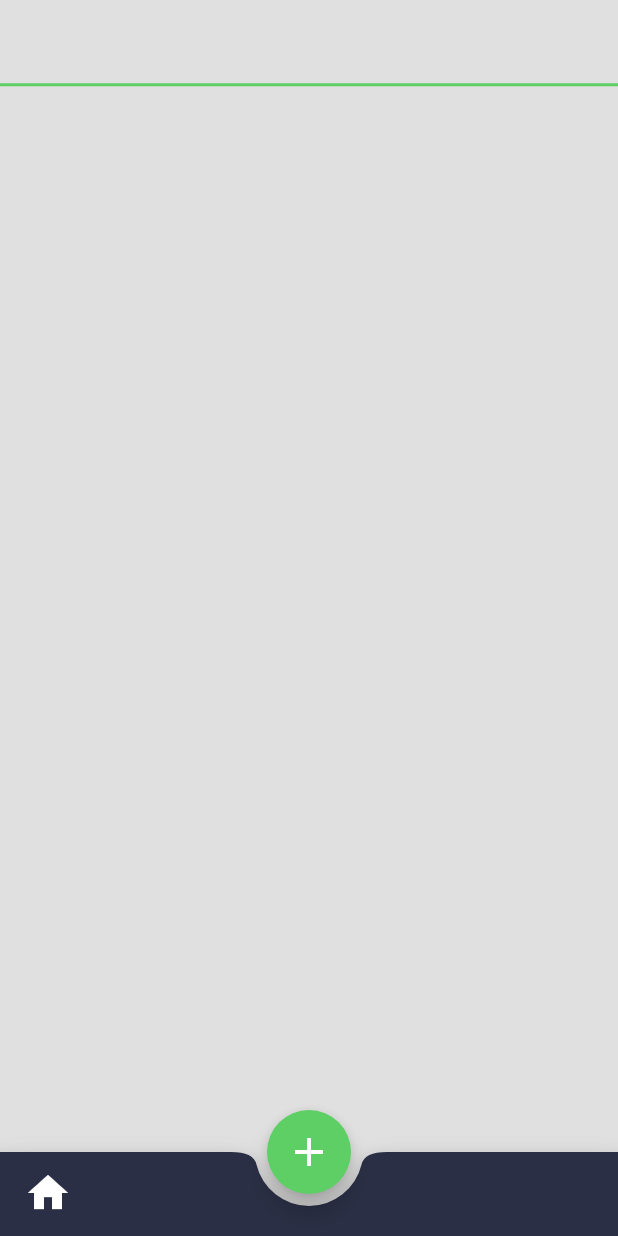
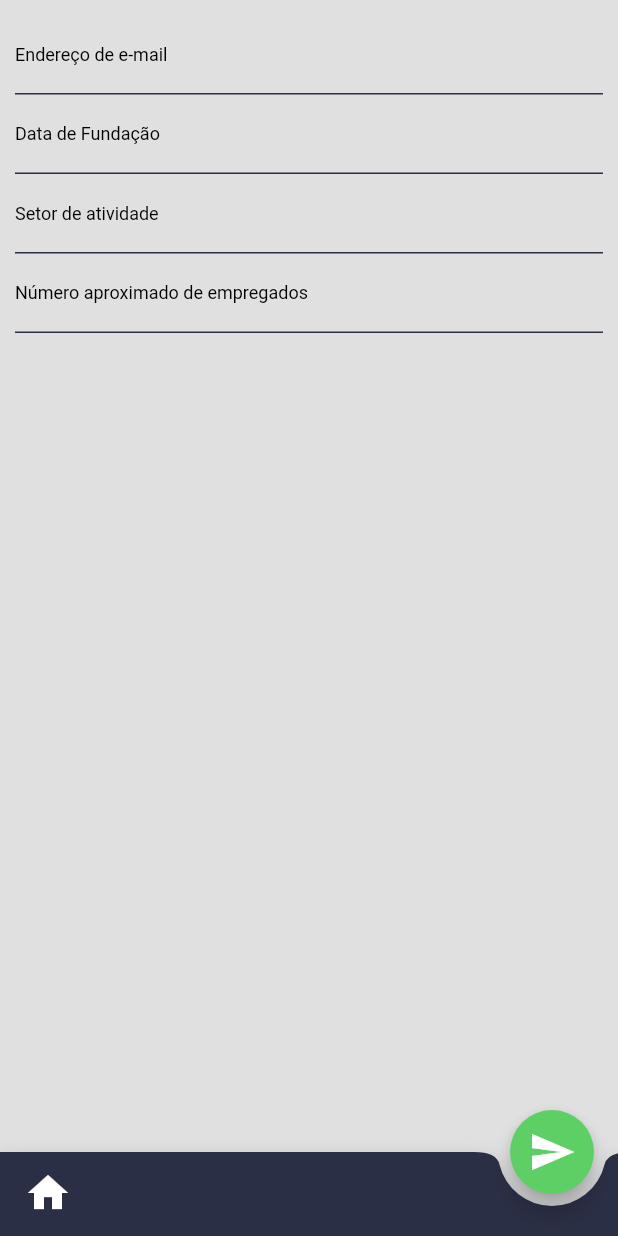
Before and after one commit to LuizMoratelli/flutter-forms, a Flutter app: the screen it shows after launch, on a phone screen of 412 x 824 dp. Run offline on Flutter 3.47's test engine with Material 2 defaults, Android fonts, the phone set to English and light mode, and no system bars; our stand-ins replace email_validator.

Commit message:
feat(form): add validation to form

```diff
--- a/lib/screens/form.dart
+++ b/lib/screens/form.dart
@@ -1,20 +1,35 @@
 import 'package:flutter/material.dart' as m;
 import 'package:forms/widgets/text_form_field.dart';
+import 'package:forms/utils/validator.dart';
 
 class Form extends m.StatefulWidget {
+  final formKey;
+
+  Form({
+    this.formKey,
+  });
+
   @override
   _FormState createState() => _FormState();
 }
 
 class _FormState extends m.State<Form> {
-  final _formKey = m.GlobalKey<m.FormState>();
-
   @override
   m.Widget build(m.BuildContext context) {
+    final _formKey = widget.formKey ?? m.GlobalKey<m.FormState>();
+
     return m.Form(
       key: _formKey,
       child: m.Column(
-        children: [TextFormField()],
+        children: [
+          TextFormField(
+            labelText: 'Endereço de e-mail',
+            validator: Validator.email,
+          ),
+          TextFormField(labelText: 'Data de Fundação'),
+          TextFormField(labelText: 'Setor de atividade'),
+          TextFormField(labelText: 'Número aproximado de empregados'),
+        ],
       ),
     );
   }
--- a/lib/screens/home.dart
+++ b/lib/screens/home.dart
@@ -26,6 +26,8 @@ class _PersistantTabState extends State<PersistantTab>
 }
 
 class Home extends StatelessWidget {
+  final _formKey = GlobalKey<FormState>();
+
   @override
   Widget build(BuildContext context) {
     return DefaultTabController(
@@ -35,7 +37,12 @@ class Home extends StatelessWidget {
         body: TabBarView(
           children: [
             PersistantTab(
-              child: Form(),
+              child: Padding(
+                padding: EdgeInsets.all(10),
+                child: Form(
+                  formKey: _formKey,
+                ),
+              ),
             ),
             //Charts
           ],
@@ -69,11 +76,20 @@ class Home extends StatelessWidget {
         floatingActionButton: FloatingActionButton(
           backgroundColor: Theme.of(context).primaryColor,
           child: Icon(
-            Icons.add,
+            Icons.send,
             color: Colors.white,
           ),
+          onPressed: () {
+            if (_formKey.currentState.validate()) {
+              Scaffold.of(context).showSnackBar(
+                SnackBar(
+                  content: Text('Enviando dados...'),
+                ),
+              );
+            }
+          },
         ),
-        floatingActionButtonLocation: FloatingActionButtonLocation.centerDocked,
+        floatingActionButtonLocation: FloatingActionButtonLocation.endDocked,
       ),
     );
   }
--- a/lib/widgets/text_form_field.dart
+++ b/lib/widgets/text_form_field.dart
@@ -3,9 +3,9 @@ import 'package:forms/utils/validator.dart';
 import 'package:forms/theme.dart';
 
 class TextFormField extends m.StatelessWidget {
-  final String initialValue;
+  final String initialValue, hintText, labelText;
   final m.InputDecoration decoration;
-  final Validator validator;
+  final validator;
   final m.TextEditingController controller;
   final m.TextInputType keyboardType;
   final m.TextStyle style;
@@ -16,6 +16,8 @@ class TextFormField extends m.StatelessWidget {
     this.validator,
     this.keyboardType,
     this.style,
+    this.hintText,
+    this.labelText,
   }) : controller = m.TextEditingController(text: initialValue);
 
   @override
@@ -25,12 +27,19 @@ class TextFormField extends m.StatelessWidget {
       color: m.Colors.black,
     );
 
-    final m.TextStyle hintStyle = m.TextStyle(
-      color: ThemeColors.lightGray,
-      fontSize: 16,
+    final m.TextStyle textStyle = m.TextStyle(
+      color: m.Colors.black,
+      fontSize: 12,
     );
 
     final m.UnderlineInputBorder borderStyle = m.UnderlineInputBorder(
+      borderSide: m.BorderSide(
+        color: ThemeColors.darkGray,
+        width: 1.0,
+      ),
+    );
+
+    final m.UnderlineInputBorder focusedStyle = m.UnderlineInputBorder(
       borderSide: m.BorderSide(
         color: m.Theme.of(context).primaryColor,
         width: 2.0,
@@ -40,11 +49,12 @@ class TextFormField extends m.StatelessWidget {
     return m.TextFormField(
       decoration: decoration ??
           m.InputDecoration(
-            hintStyle: hintStyle,
+            hintStyle: textStyle,
+            labelStyle: textStyle,
             enabledBorder: borderStyle,
-            focusedBorder: borderStyle,
-            hintText: '',
-            labelText: '',
+            focusedBorder: focusedStyle,
+            hintText: hintText ?? '',
+            labelText: labelText ?? '',
           ),
       validator: validator ?? (String value) => null,
       controller: controller ?? null,
--- a/pubspec.yaml
+++ b/pubspec.yaml
@@ -28,6 +28,7 @@ dependencies:
       ref: master
   graphql: ^3.0.0
   email_validator: ^1.0.0
+  multiselect_formfield: ^0.1.2
 
 
 dev_dependencies:
```
Also changed, not shown: pubspec.lock.
